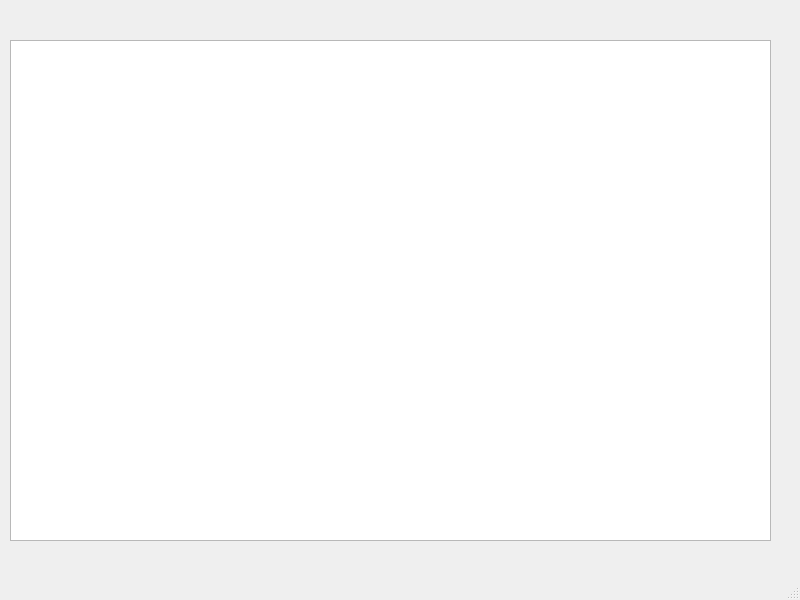
Above: mainwindow.ui from lGambl/SoundBoard before the change. Below: the same form after it.
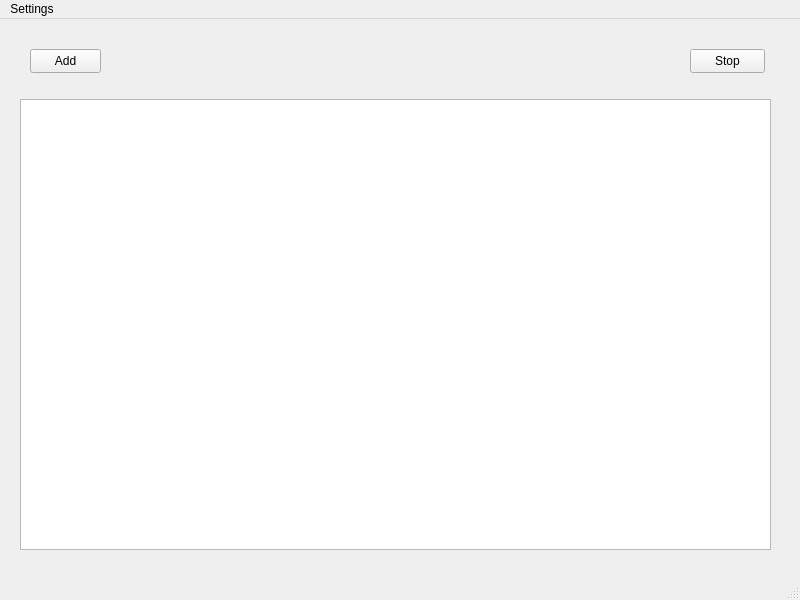
That is the form after the change. Icons and pictures are not drawn.

```diff
--- a/mainwindow.ui
+++ b/mainwindow.ui
@@ -14,18 +14,53 @@
    <string>MainWindow</string>
   </property>
   <widget class="QWidget" name="centralwidget">
-   <widget class="QTableWidget" name="tableWidget">
+   <widget class="QListView" name="listView">
     <property name="geometry">
      <rect>
-      <x>10</x>
-      <y>40</y>
-      <width>761</width>
-      <height>501</height>
+      <x>20</x>
+      <y>80</y>
+      <width>751</width>
+      <height>451</height>
      </rect>
     </property>
-    <attribute name="horizontalHeaderVisible">
-     <bool>false</bool>
-    </attribute>
+   </widget>
+   <widget class="QPushButton" name="addButton">
+    <property name="geometry">
+     <rect>
+      <x>30</x>
+      <y>30</y>
+      <width>71</width>
+      <height>24</height>
+     </rect>
+    </property>
+    <property name="sizePolicy">
+     <sizepolicy hsizetype="Minimum" vsizetype="Minimum">
+      <horstretch>0</horstretch>
+      <verstretch>0</verstretch>
+     </sizepolicy>
+    </property>
+    <property name="text">
+     <string>Add</string>
+    </property>
+    <property name="icon">
+     <iconset theme="QIcon::ThemeIcon::ListAdd"/>
+    </property>
+   </widget>
+   <widget class="QPushButton" name="stopButton">
+    <property name="geometry">
+     <rect>
+      <x>690</x>
+      <y>30</y>
+      <width>75</width>
+      <height>24</height>
+     </rect>
+    </property>
+    <property name="text">
+     <string>Stop</string>
+    </property>
+    <property name="icon">
+     <iconset theme="QIcon::ThemeIcon::MediaPlaybackStop"/>
+    </property>
    </widget>
   </widget>
   <widget class="QMenuBar" name="menubar">
@@ -37,6 +72,14 @@
      <height>33</height>
     </rect>
    </property>
+   <widget class="QMenu" name="menuSettings">
+    <property name="title">
+     <string>Settings</string>
+    </property>
+    <addaction name="actionDevices"/>
+    <addaction name="separator"/>
+   </widget>
+   <addaction name="menuSettings"/>
   </widget>
   <widget class="QStatusBar" name="statusbar"/>
  </widget>
```
Left out of the diff: 5 changed lines with no effect on the pictures.
